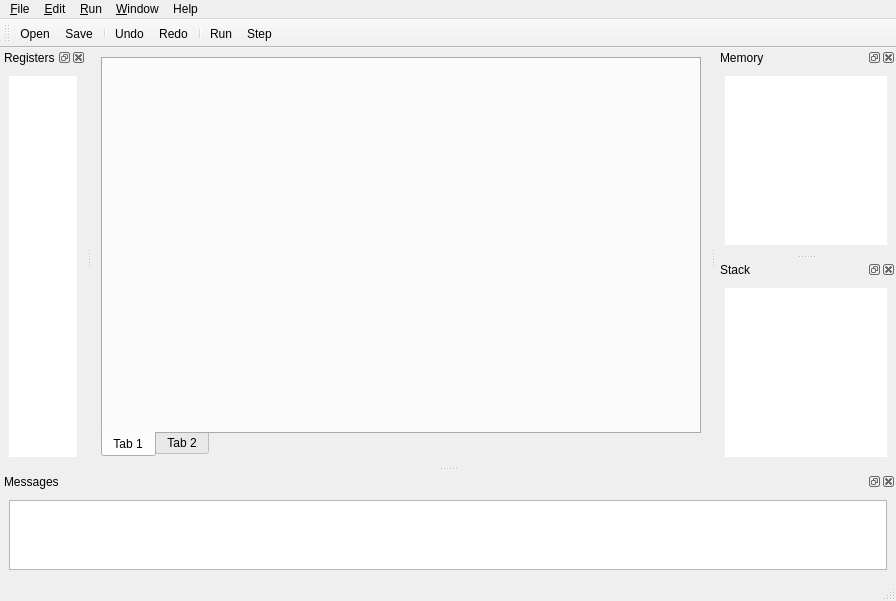
This is ui/mainwindow.ui in barrachi/qtarmsim as Qt 5 draws it before an edit. The edited form follows.
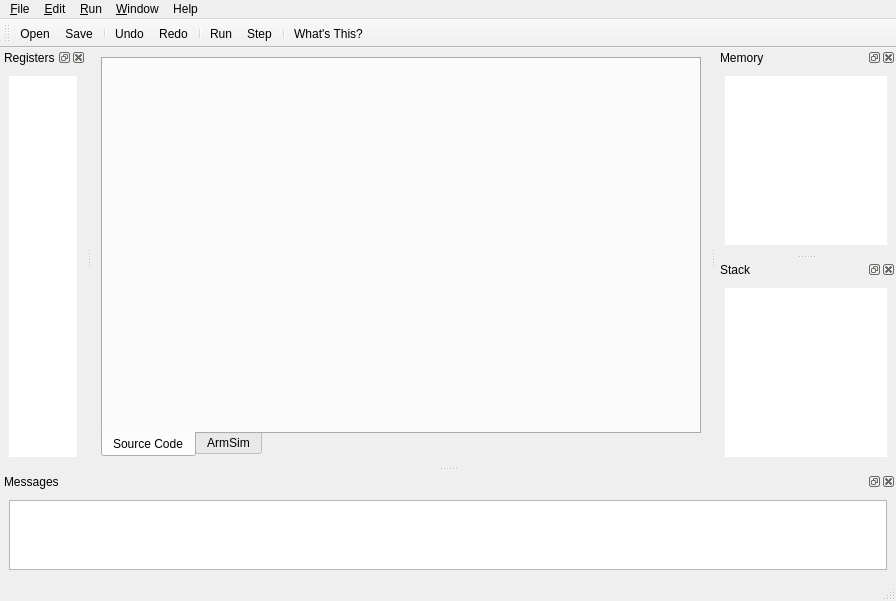
This is the edited form. Icons and pictures are not drawn. Custom widgets are drawn as their Qt base class.

Commit message: Added more standard icons, text shortcuts and move tooltips to whats's this properties

The edit to the form file:
```diff
--- a/ui/mainwindow.ui
+++ b/ui/mainwindow.ui
@@ -61,7 +61,7 @@
       </property>
       <widget class="QWidget" name="tabSource">
        <attribute name="title">
-        <string>Tab 1</string>
+        <string>Source Code</string>
        </attribute>
        <layout class="QVBoxLayout" name="verticalLayoutSource"/>
       </widget>
@@ -70,7 +70,7 @@
         <string/>
        </property>
        <attribute name="title">
-        <string>Tab 2</string>
+        <string>ArmSim</string>
        </attribute>
        <layout class="QVBoxLayout" name="verticalLayout_2">
         <item>
@@ -190,6 +190,8 @@
    <addaction name="separator"/>
    <addaction name="actionRun"/>
    <addaction name="actionStep"/>
+   <addaction name="separator"/>
+   <addaction name="actionWhats_This"/>
   </widget>
   <widget class="QDockWidget" name="dockWidgetRegisters">
    <property name="sizePolicy">
```
Left out of the diff: 40 changed lines with no effect on the pictures.
